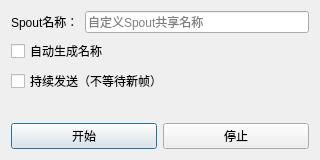
The window that source/ui/win-spout-output-settings.ui (yangwu1017/obs-spout2-plugin) describes before a commit, drawn with Qt 5.
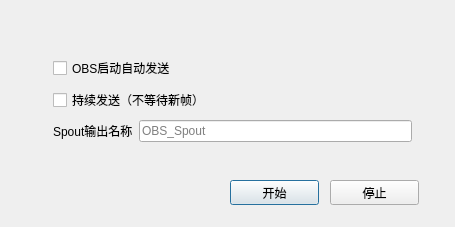
The same window after the commit.

Commit message:
Refactor Spout output settings UI layout and properties
Updated the UI layout and properties for the Spout output settings dialog, including geometry, window modality, and added new widgets.

```diff
--- a/source/ui/win-spout-output-settings.ui
+++ b/source/ui/win-spout-output-settings.ui
@@ -6,66 +6,99 @@
    <rect>
     <x>0</x>
     <y>0</y>
-    <width>320</width>
-    <height>160</height>
+				<width>455</width>
+				<height>227</height>
    </rect>
   </property>
   <property name="windowTitle">
    <string>Spout输出设置</string>
   </property>
-  <layout class="QVBoxLayout" name="verticalLayout">
-   <item>
-    <layout class="QFormLayout" name="formLayout">
-     <item row="0" column="0">
-      <widget class="QLabel" name="label_spoutname">
-       <property name="text">
-        <string>Spout名称：</string>
-       </property>
-      </widget>
-     </item>
-     <item row="0" column="1">
-      <widget class="QLineEdit" name="lineEdit_spoutname">
-       <property name="placeholderText">
-        <string>自定义Spout共享名称</string>
-       </property>
-      </widget>
-     </item>
-     <item row="1" column="0" colspan="2">
-      <widget class="QCheckBox" name="checkBox_auto">
-       <property name="text">
-        <string>自动生成名称</string>
-       </property>
-      </widget>
-     </item>
-     <item row="2" column="0" colspan="2">
-      <widget class="QCheckBox" name="checkBox_continuous">
-       <property name="text">
-        <string>持续发送（不等待新帧）</string>
-       </property>
-      </widget>
-     </item>
-    </layout>
-   </item>
-   <item>
-    <layout class="QHBoxLayout" name="layout_startstop">
-     <item>
       <widget class="QPushButton" name="pushButton_start">
+			<property name="geometry">
+				<rect>
+					<x>230</x>
+					<y>180</y>
+					<width>89</width>
+					<height>25</height>
+				</rect>
+			</property>
        <property name="text">
         <string>开始</string>
        </property>
       </widget>
-     </item>
-     <item>
       <widget class="QPushButton" name="pushButton_stop">
+			<property name="geometry">
+				<rect>
+					<x>330</x>
+					<y>180</y>
+					<width>89</width>
+					<height>25</height>
+				</rect>
+			</property>
        <property name="text">
         <string>停止</string>
        </property>
       </widget>
-     </item>
-    </layout>
-   </item>
-  </layout>
- </widget>
- <resources/>
- <connections/>
+		<widget class="QWidget" name="">
+			<property name="geometry">
+				<rect>
+					<x>42</x>
+					<y>43</y>
+					<width>381</width>
+					<height>114</height>
+				</rect>
+			</property>
+			<layout class="QVBoxLayout" name="verticalLayout_3">
+				<item>
+					<widget class="QCheckBox" name="checkBox_auto">
+						<property name="text">
+							<string>OBS启动自动发送</string>
+						</property>
+					</widget>
+				</item>
+				<item>
+					<widget class="QCheckBox" name="checkBox_continuous">
+						<property name="toolTip">
+							<string>启用后，Spout输出会持续广播，即使源不在当前场景。
+程序启动后立刻注册发送端，接收软件可以直接识别。
+代价是隐藏源会占用额外GPU资源。
+关闭时，只有源正在渲染时才发送画面。</string>
+						</property>
+						<property name="text">
+							<string>持续发送（不等待新帧）</string>
+						</property>
+					</widget>
+				</item>
+				<item>
+					<layout class="QHBoxLayout" name="horizontalLayout">
+						<item>
+							<layout class="QVBoxLayout" name="verticalLayout_2">
+								<item>
+									<widget class="QLabel" name="label_spoutname">
+										<property name="text">
+											<string>Spout输出名称</string>
+										</property>
+									</widget>
+								</item>
+							</layout>
+						</item>
+						<item>
+							<layout class="QVBoxLayout" name="verticalLayout">
+								<item>
+									<widget class="QLineEdit" name="lineEdit_spoutname">
+										<property name="placeholderText">
+											<string>OBS_Spout</string>
+										</property>
+									</widget>
+								</item>
+							</layout>
+						</item>
+					</layout>
+				</item>
+			</layout>
+		</widget>
+	</widget>
+	<layoutdefault spacing="6" margin="11" />
+	<resources />
+	<connections />
 </ui>
```
Left out of the diff: 3 changed lines with no effect on the pictures. Lines whose indentation alone changed are shown as unchanged.
